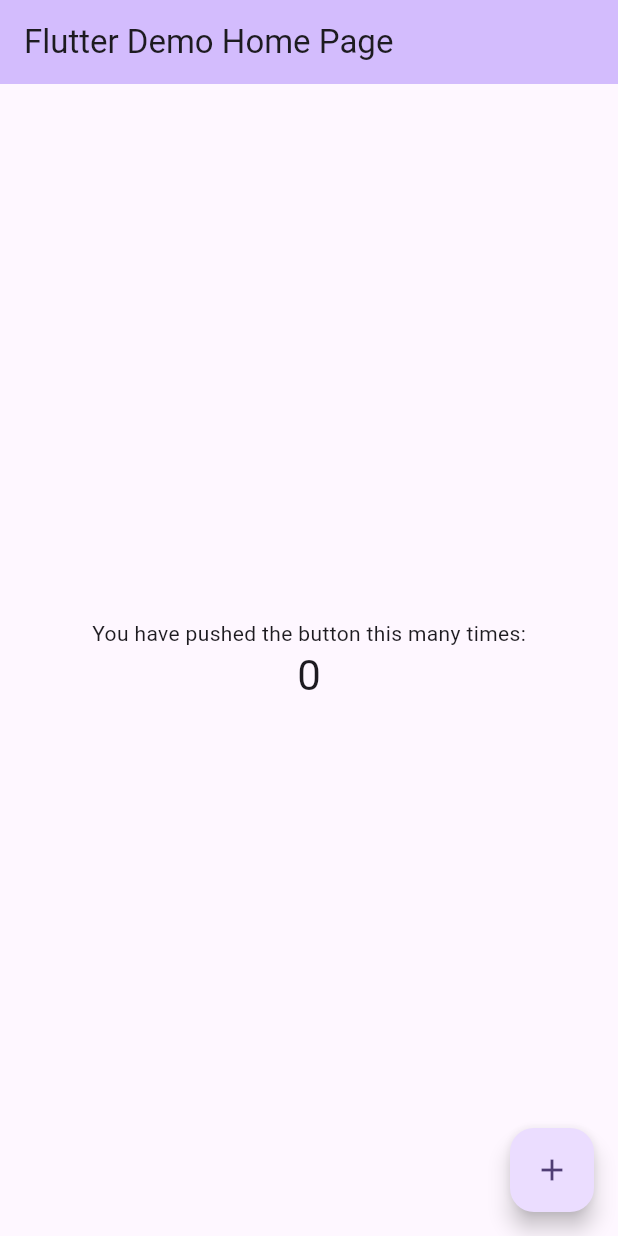
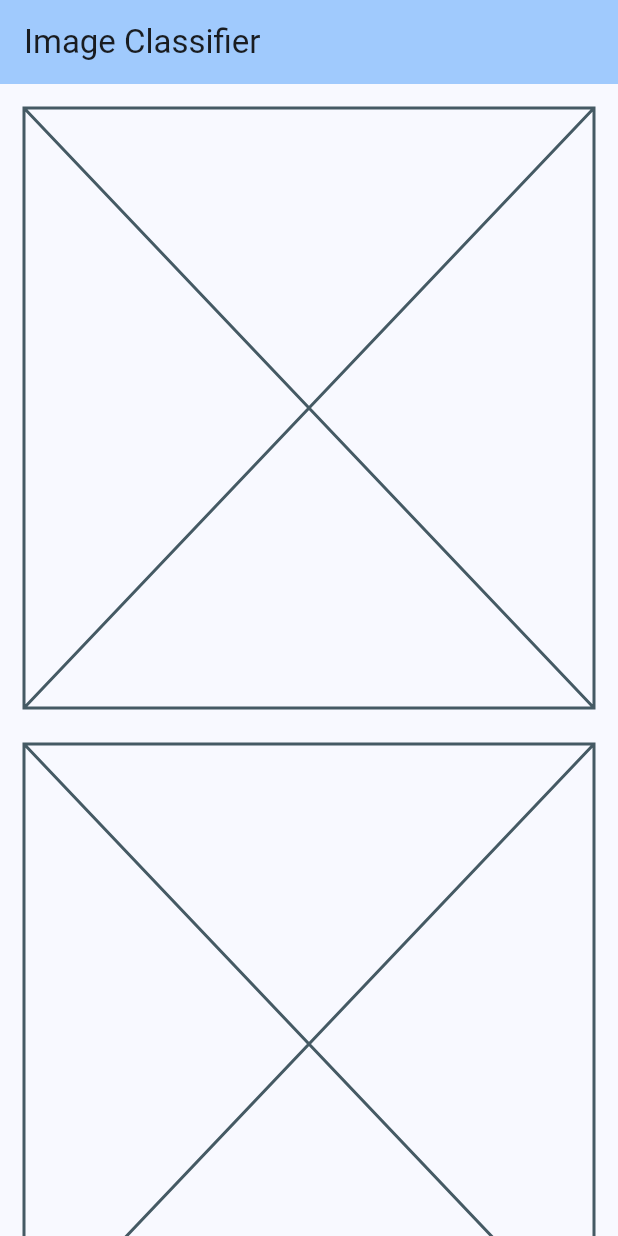
Before and after one commit to Figo04/Image-Classifier-App, a Flutter app: the screen it shows after launch, on a phone screen of 412 x 824 dp. Run offline on Flutter 3.47's test engine with Material 3 defaults, Android fonts, the phone set to English and light mode, and no system bars; our stand-ins replace flutter_riverpod; missing offline and left inert: tflite_flutter; project files that could hold a hidden picture were left out.

Commit message:
image classifier app = add provider and started make a scren home

```diff
--- a/lib/main.dart
+++ b/lib/main.dart
@@ -1,122 +1,28 @@
 import 'package:flutter/material.dart';
+import 'package:flutter_riverpod/flutter_riverpod.dart';
+import 'screens/classifier_screen.dart';
 
 void main() {
-  runApp(const MyApp());
+  runApp(
+    const ProviderScope(
+      child: MyApp(),
+    ),
+  );
 }
 
 class MyApp extends StatelessWidget {
-  const MyApp({super.key});
+  const MyApp({Key? key}) : super(key: key);
 
-  // This widget is the root of your application.
   @override
   Widget build(BuildContext context) {
     return MaterialApp(
-      title: 'Flutter Demo',
+      title: 'Image Classifier',
+      debugShowCheckedModeBanner: false,
       theme: ThemeData(
-        // This is the theme of your application.
-        //
-        // TRY THIS: Try running your application with "flutter run". You'll see
-        // the application has a purple toolbar. Then, without quitting the app,
-        // try changing the seedColor in the colorScheme below to Colors.green
-        // and then invoke "hot reload" (save your changes or press the "hot
-        // reload" button in a Flutter-supported IDE, or press "r" if you used
-        // the command line to start the app).
-        //
-        // Notice that the counter didn't reset back to zero; the application
-        // state is not lost during the reload. To reset the state, use hot
-        // restart instead.
-        //
-        // This works for code too, not just values: Most code changes can be
-        // tested with just a hot reload.
-        colorScheme: .fromSeed(seedColor: Colors.deepPurple),
+        colorScheme: ColorScheme.fromSeed(seedColor: Colors.blue),
+        useMaterial3: true,
       ),
-      home: const MyHomePage(title: 'Flutter Demo Home Page'),
+      home: const ClassifierScreen(),
     );
   }
 }
-
-class MyHomePage extends StatefulWidget {
-  const MyHomePage({super.key, required this.title});
-
-  // This widget is the home page of your application. It is stateful, meaning
-  // that it has a State object (defined below) that contains fields that affect
-  // how it looks.
-
-  // This class is the configuration for the state. It holds the values (in this
-  // case the title) provided by the parent (in this case the App widget) and
-  // used by the build method of the State. Fields in a Widget subclass are
-  // always marked "final".
-
-  final String title;
-
-  @override
-  State<MyHomePage> createState() => _MyHomePageState();
-}
-
-class _MyHomePageState extends State<MyHomePage> {
-  int _counter = 0;
-
-  void _incrementCounter() {
-    setState(() {
-      // This call to setState tells the Flutter framework that something has
-      // changed in this State, which causes it to rerun the build method below
-      // so that the display can reflect the updated values. If we changed
-      // _counter without calling setState(), then the build method would not be
-      // called again, and so nothing would appear to happen.
-      _counter++;
-    });
-  }
-
-  @override
-  Widget build(BuildContext context) {
-    // This method is rerun every time setState is called, for instance as done
-    // by the _incrementCounter method above.
-    //
-    // The Flutter framework has been optimized to make rerunning build methods
-    // fast, so that you can just rebuild anything that needs updating rather
-    // than having to individually change instances of widgets.
-    return Scaffold(
-      appBar: AppBar(
-        // TRY THIS: Try changing the color here to a specific color (to
-        // Colors.amber, perhaps?) and trigger a hot reload to see the AppBar
-        // change color while the other colors stay the same.
-        backgroundColor: Theme.of(context).colorScheme.inversePrimary,
-        // Here we take the value from the MyHomePage object that was created by
-        // the App.build method, and use it to set our appbar title.
-        title: Text(widget.title),
-      ),
-      body: Center(
-        // Center is a layout widget. It takes a single child and positions it
-        // in the middle of the parent.
-        child: Column(
-          // Column is also a layout widget. It takes a list of children and
-          // arranges them vertically. By default, it sizes itself to fit its
-          // children horizontally, and tries to be as tall as its parent.
-          //
-          // Column has various properties to control how it sizes itself and
-          // how it positions its children. Here we use mainAxisAlignment to
-          // center the children vertically; the main axis here is the vertical
-          // axis because Columns are vertical (the cross axis would be
-          // horizontal).
-          //
-          // TRY THIS: Invoke "debug painting" (choose the "Toggle Debug Paint"
-          // action in the IDE, or press "p" in the console), to see the
-          // wireframe for each widget.
-          mainAxisAlignment: .center,
-          children: [
-            const Text('You have pushed the button this many times:'),
-            Text(
-              '$_counter',
-              style: Theme.of(context).textTheme.headlineMedium,
-            ),
-          ],
-        ),
-      ),
-      floatingActionButton: FloatingActionButton(
-        onPressed: _incrementCounter,
-        tooltip: 'Increment',
-        child: const Icon(Icons.add),
-      ),
-    );
-  }
-}
--- /dev/null
+++ b/lib/screens/classifier_screen.dart
@@ -0,0 +1,37 @@
+import 'package:flutter/material.dart';
+import 'package:flutter_riverpod/flutter_riverpod.dart';
+import 'package:image_classifier_app/providers/classifier_provider.dart';
+import 'package:image_classifier_app/widgets/image_picker_section.dart';
+import 'package:image_classifier_app/widgets/results_display.dart';
+
+class ClassifierScreen extends ConsumerWidget {
+  const ClassifierScreen({Key? key}) : super(key: key);
+
+  @override
+  Widget build(BuildContext context, WidgetRef ref) {
+    final classifierState = ref.watch(classifierProvider);
+    final classifierNotifier = ref.read(classifierProvider.notifier);
+
+    return Scaffold(
+      appBar: AppBar(
+        title: const Text('Image Classifier'),
+        backgroundColor: Theme.of(context).colorScheme.inversePrimary,
+      ),
+      body: SingleChildScrollView(
+        padding: const EdgeInsets.all(16.0),
+        child: Column(
+          crossAxisAlignment: CrossAxisAlignment.stretch,
+          children: [
+            // Image Picker Section
+            ImagePickerSection(),
+
+            const SizedBox(height: 24),
+
+            // Results Display
+            ResultsDisplay(),
+          ],
+        ),
+      ),
+    );
+  }
+}
--- /dev/null
+++ b/lib/widgets/image_picker_section.dart
@@ -0,0 +1,10 @@
+import 'package:flutter/material.dart';
+
+class ImagePickerSection extends StatelessWidget {
+  const ImagePickerSection({super.key});
+
+  @override
+  Widget build(BuildContext context) {
+    return const Placeholder();
+  }
+}
--- /dev/null
+++ b/lib/widgets/results_display.dart
@@ -0,0 +1,10 @@
+import 'package:flutter/material.dart';
+
+class ResultsDisplay extends StatelessWidget {
+  const ResultsDisplay({super.key});
+
+  @override
+  Widget build(BuildContext context) {
+    return const Placeholder();
+  }
+}
```
Also changed, not shown: lib/providers/classifier_provider.dart (added, +114 -0 lines).
